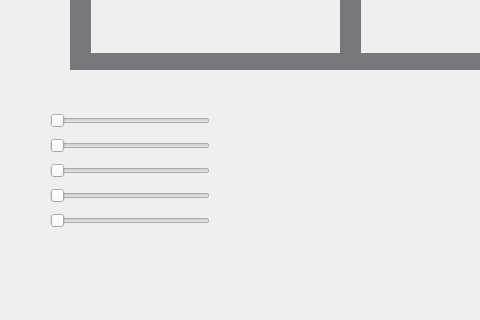
Before: the Qt Designer form mainwindow.ui in joaopedrofontes/project-train-SO, drawn with Qt 5; both pictures show x 0 to 480 and y 354 to 674 of the 1078 by 674 pixel window.
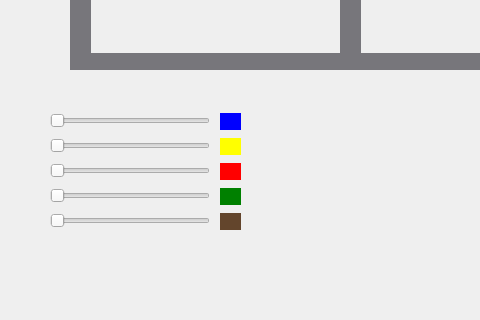
After: the same form once the commit is applied.

Diff of the .ui file:
```diff
--- a/mainwindow.ui
+++ b/mainwindow.ui
@@ -472,6 +472,103 @@
      <bool>true</bool>
     </property>
    </widget>
+   <widget class="QLabel" name="label_trem1_2">
+    <property name="geometry">
+     <rect>
+      <x>220</x>
+      <y>450</y>
+      <width>21</width>
+      <height>17</height>
+     </rect>
+    </property>
+    <property name="autoFillBackground">
+     <bool>false</bool>
+    </property>
+    <property name="styleSheet">
+     <string notr="true">QLabel { background: blue}</string>
+    </property>
+    <property name="text">
+     <string/>
+    </property>
+   </widget>
+   <widget class="QLabel" name="label_trem2_2">
+    <property name="geometry">
+     <rect>
+      <x>220</x>
+      <y>475</y>
+      <width>21</width>
+      <height>17</height>
+     </rect>
+    </property>
+    <property name="styleSheet">
+     <string notr="true">QLabel { background: yellow}</string>
+    </property>
+    <property name="frameShape">
+     <enum>QFrame::NoFrame</enum>
+    </property>
+    <property name="text">
+     <string/>
+    </property>
+    <property name="textFormat">
+     <enum>Qt::AutoText</enum>
+    </property>
+   </widget>
+   <widget class="QLabel" name="label_trem3_2">
+    <property name="geometry">
+     <rect>
+      <x>220</x>
+      <y>500</y>
+      <width>21</width>
+      <height>17</height>
+     </rect>
+    </property>
+    <property name="styleSheet">
+     <string notr="true">QLabel { background: red}</string>
+    </property>
+    <property name="text">
+     <string/>
+    </property>
+   </widget>
+   <widget class="QLabel" name="label_trem4_2">
+    <property name="geometry">
+     <rect>
+      <x>220</x>
+      <y>525</y>
+      <width>21</width>
+      <height>17</height>
+     </rect>
+    </property>
+    <property name="styleSheet">
+     <string notr="true">QLabel { background: green}</string>
+    </property>
+    <property name="text">
+     <string/>
+    </property>
+   </widget>
+   <widget class="QLabel" name="label_trem5_2">
+    <property name="enabled">
+     <bool>true</bool>
+    </property>
+    <property name="geometry">
+     <rect>
+      <x>220</x>
+      <y>550</y>
+      <width>21</width>
+      <height>17</height>
+     </rect>
+    </property>
+    <property name="styleSheet">
+     <string notr="true">QLabel { background: rgb(99, 69, 44)}</string>
+    </property>
+    <property name="text">
+     <string/>
+    </property>
+   </widget>
+   <zorder>label_trem1_2</zorder>
+   <zorder>label_trem4_2</zorder>
+   <zorder>label_trem2_2</zorder>
+   <zorder>label_trem3_2</zorder>
+   <zorder>label_trem5_2</zorder>
    <zorder>slider_trem1</zorder>
    <zorder>label_trilho3_4</zorder>
    <zorder>label_trilho1_2</zorder>
```
